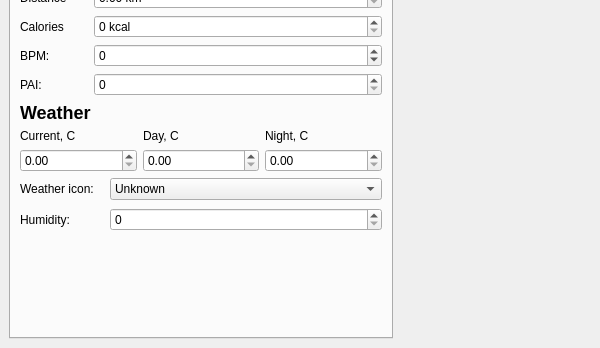
Qt form mibandpreview-qt/qt/app.ui (melianmiko/mibandpreview) before a commit; both pictures show x 0 to 600 and y 162 to 510 of the 600 by 510 pixel window.
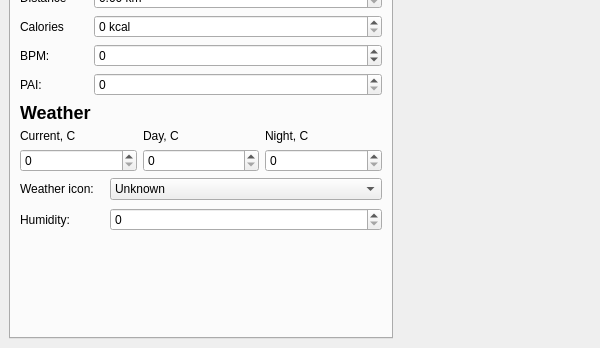
The same form after that commit. The open tabs and pages were chosen to show the change. Icons and pictures are not drawn.

```diff
--- a/mibandpreview-qt/qt/app.ui
+++ b/mibandpreview-qt/qt/app.ui
@@ -468,13 +468,25 @@
                </widget>
               </item>
               <item row="1" column="0">
-               <widget class="QDoubleSpinBox" name="edit_t_now"/>
+               <widget class="QDoubleSpinBox" name="edit_t_now">
+                <property name="decimals">
+                 <number>0</number>
+                </property>
+               </widget>
               </item>
               <item row="1" column="1">
-               <widget class="QDoubleSpinBox" name="edit_t_day"/>
+               <widget class="QDoubleSpinBox" name="edit_t_day">
+                <property name="decimals">
+                 <number>0</number>
+                </property>
+               </widget>
               </item>
               <item row="1" column="2">
-               <widget class="QDoubleSpinBox" name="edit_t_night"/>
+               <widget class="QDoubleSpinBox" name="edit_t_night">
+                <property name="decimals">
+                 <number>0</number>
+                </property>
+               </widget>
               </item>
              </layout>
             </item>
```
Left out of the diff: 2 changed lines with no effect on the pictures.
